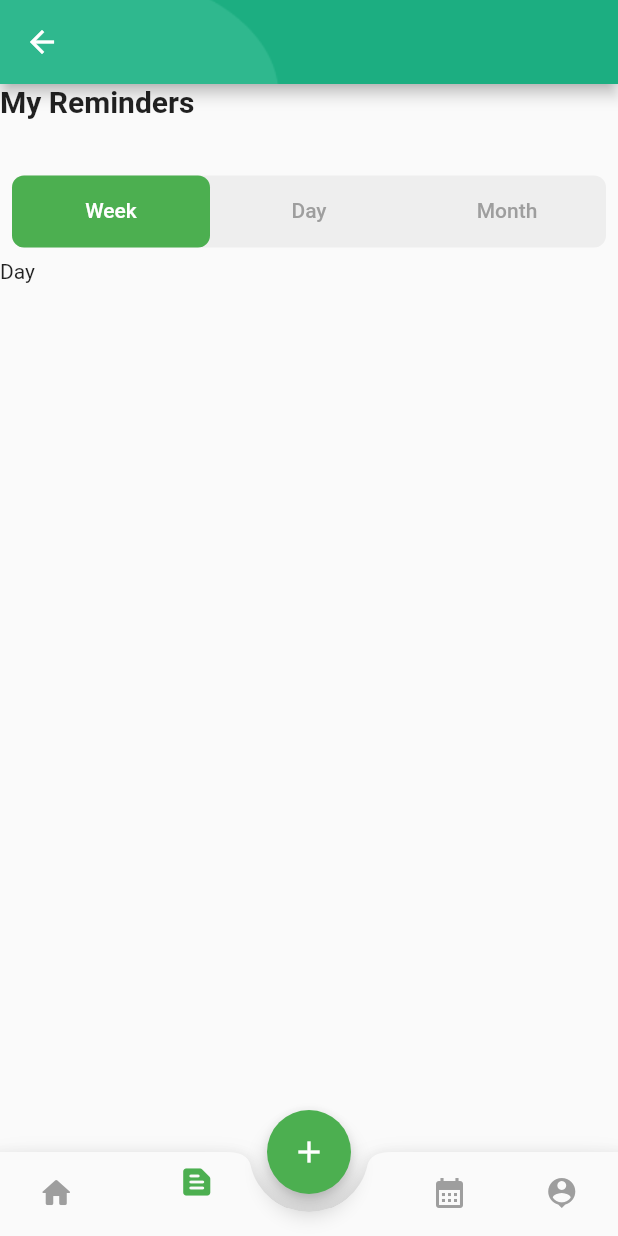
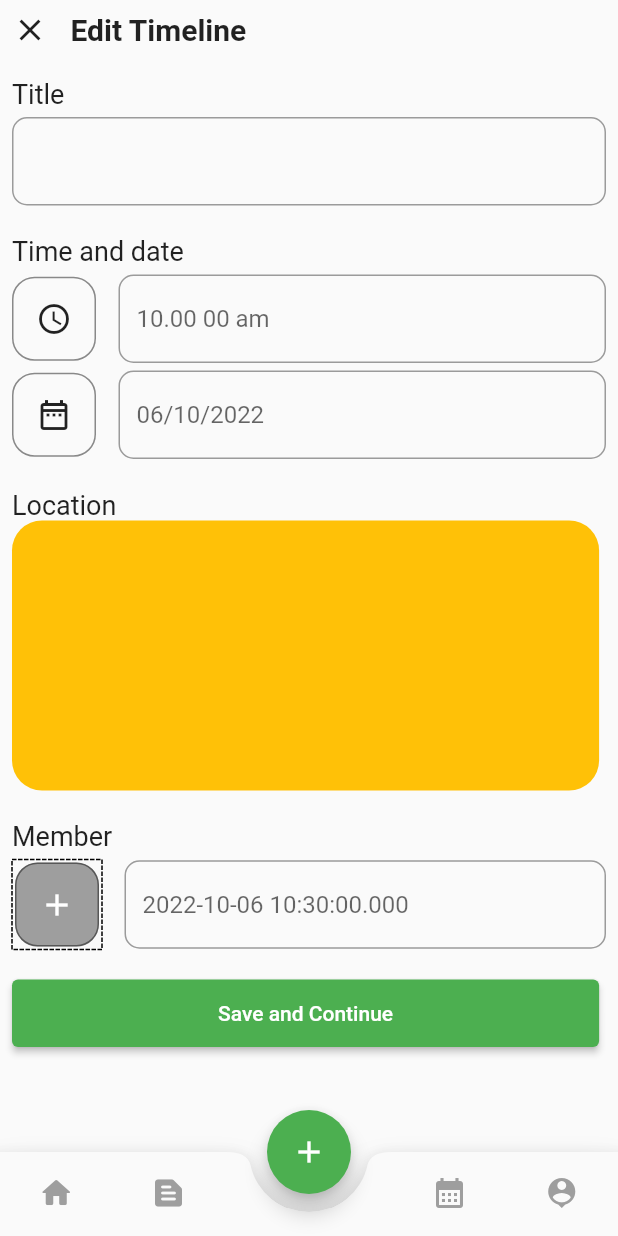
Before and after one commit to bininebro/flutter_reminder, a Flutter app: the Mainpage screen opened directly, item 2 of the bottom bar chosen, after a tap on the "add" icon, on a phone screen of 412 x 824 dp. Run offline on Flutter 3.47's test engine with Material 2 defaults, Android fonts, the light colour scheme and no system bars; drawn by our look-alikes of dotted_border; our stand-ins replace charts_flutter, get, shared_preferences; accounts and stored records are empty.

Commit message:
Reminder add page added

```diff
--- /dev/null
+++ b/lib/pages/create_reminder_page.dart
@@ -0,0 +1,174 @@
+import 'package:dotted_border/dotted_border.dart';
+import 'package:flutter/material.dart';
+import 'package:flutter/services.dart';
+import 'package:intl/intl.dart';
+
+class CreateReminderPage extends StatefulWidget {
+  const CreateReminderPage({Key? key}) : super(key: key);
+
+  @override
+  State<CreateReminderPage> createState() => _CreateReminderPageState();
+}
+
+class _CreateReminderPageState extends State<CreateReminderPage> {
+  @override
+  Widget build(BuildContext context) {
+    var width = MediaQuery.of(context).size.width * .95;
+    var today = DateTime.now();
+    final dateTimeFormat = DateFormat('dd/MM/yyyy');
+    var datehint = dateTimeFormat.format(today);
+    return SafeArea(
+      child: Scaffold(
+        body: SingleChildScrollView(
+          child: Padding(
+            padding: const EdgeInsets.all(8.0),
+            child: Column(
+              crossAxisAlignment: CrossAxisAlignment.start,
+              children: [
+                Row(
+                  children: [
+                    const Icon(Icons.close),
+                    const SizedBox(width: 15),
+                    const Text(
+                      'Edit Timeline',
+                      style:
+                          TextStyle(fontWeight: FontWeight.bold, fontSize: 20),
+                    ),
+                  ],
+                ),
+                const SizedBox(height: 20),
+                const Text(
+                  'Title',
+                  style: TextStyle(
+                    fontSize: 18,
+                    color: Colors.black87,
+                  ),
+                ),
+                const SizedBox(height: 5),
+                TextField(
+                  decoration: InputDecoration(
+                      border: OutlineInputBorder(
+                          borderRadius: BorderRadius.circular(10))),
+                ),
+                const SizedBox(height: 20),
+                const Text(
+                  'Time and date',
+                  style: TextStyle(
+                    fontSize: 18,
+                    color: Colors.black87,
+                  ),
+                ),
+                const SizedBox(height: 5),
+                Row(
+                  children: [
+                    Container(
+                        padding: const EdgeInsets.all(15),
+                        decoration: BoxDecoration(
+                            border: Border.all(color: Colors.black45),
+                            borderRadius: BorderRadius.circular(15)),
+                        child: const Icon(Icons.access_time_outlined)),
+                    const SizedBox(width: 15),
+                    Flexible(
+                      child: TextField(
+                        decoration: InputDecoration(
+                            hintText: '10.00 00 am',
+                            border: OutlineInputBorder(
+                                borderRadius: BorderRadius.circular(10))),
+                      ),
+                    ),
+                  ],
+                ),
+                const SizedBox(height: 5),
+                Row(
+                  children: [
+                    Container(
+                        padding: const EdgeInsets.all(15),
+                        decoration: BoxDecoration(
+                            border: Border.all(color: Colors.black45),
+                            borderRadius: BorderRadius.circular(15)),
+                        child: const Icon(Icons.date_range_outlined)),
+                    const SizedBox(width: 15),
+                    Flexible(
+                      child: TextField(
+                        decoration: InputDecoration(
+                            hintText: datehint,
+                            border: OutlineInputBorder(
+                                borderRadius: BorderRadius.circular(10))),
+                      ),
+                    ),
+                  ],
+                ),
+                const SizedBox(height: 20),
+                const Text(
+                  'Location',
+                  style: TextStyle(
+                    fontSize: 18,
+                    color: Colors.black87,
+                  ),
+                ),
+                Container(
+                  width: width,
+                  height: 180,
+                  decoration: BoxDecoration(
+                    color: Colors.amber,
+                    borderRadius: BorderRadius.circular(20),
+                  ),
+                ),
+                const SizedBox(height: 20),
+                const Text(
+                  'Member',
+                  style: TextStyle(
+                    fontSize: 18,
+                    color: Colors.black87,
+                  ),
+                ),
+                const SizedBox(height: 5),
+                Row(
+                  children: [
+                    DottedBorder(
+                      radius: Radius.circular(20),
+                      color: Colors.black,
+                      strokeWidth: 1,
+                      child: Container(
+                        padding: const EdgeInsets.all(15),
+                        decoration: BoxDecoration(
+                            color: Colors.grey,
+                            border: Border.all(color: Colors.black45),
+                            borderRadius: BorderRadius.circular(15)),
+                        child: const Icon(
+                          Icons.add,
+                          color: Colors.white,
+                        ),
+                      ),
+                    ),
+                    const SizedBox(width: 15),
+                    Flexible(
+                      child: TextField(
+                        decoration: InputDecoration(
+                            hintText: DateTime.now().toString(),
+                            border: OutlineInputBorder(
+                                borderRadius: BorderRadius.circular(10))),
+                      ),
+                    ),
+                  ],
+                ),
+                const SizedBox(height: 20),
+                SizedBox(
+                  width: width,
+                  height: 45,
+                  child: ElevatedButton(
+                      onPressed: () {},
+                      style: ElevatedButton.styleFrom(
+                        primary: Colors.green,
+                        onPrimary: Colors.white,
+                      ),
+                      child: const Text('Save and Continue')),
+                )
+              ],
+            ),
+          ),
+        ),
+      ),
+    );
+  }
+}
--- a/lib/pages/main_page.dart
+++ b/lib/pages/main_page.dart
@@ -1,6 +1,8 @@
 import 'package:flutter/material.dart';
 import 'package:reminder_new/pages/my_reminders.dart';
 import 'package:reminder_new/pages/statics_page.dart';
+
+import 'create_reminder_page.dart';
 
 class Mainpage extends StatefulWidget {
   const Mainpage({Key? key}) : super(key: key);
@@ -14,7 +16,7 @@ class _MainpageState extends State<Mainpage> {
   var pages = [
     StaticsPage(),
     MyReminders(),
-    StaticsPage(),
+    CreateReminderPage(),
     StaticsPage(),
     StaticsPage(),
   ];
@@ -32,7 +34,12 @@ class _MainpageState extends State<Mainpage> {
             Icons.add,
           ),
           backgroundColor: Colors.green,
-          onPressed: () {},
+          onPressed: () {
+            setState(() {
+              currentIndex = 2;
+              currentPage = pages[2];
+            });
+          },
         ),
       ),
       bottomNavigationBar: BottomAppBar(
--- a/lib/pages/my_reminders.dart
+++ b/lib/pages/my_reminders.dart
@@ -22,7 +22,8 @@ class _MyRemindersState extends State<MyReminders> {
           ),
           fit: BoxFit.cover,
         )),
-        body: Column(
+        body: SingleChildScrollView(
+          child: Column(
             mainAxisAlignment: MainAxisAlignment.start,
             crossAxisAlignment: CrossAxisAlignment.start,
             children: <Widget>[
@@ -46,7 +47,11 @@ class _MyRemindersState extends State<MyReminders> {
                         indicator: BoxDecoration(
                             borderRadius: BorderRadius.circular(8.0),
                             color: Colors.green),
-                      tabs: const [Text('Week'), Text('Day'), Text('Month')])),
+                        tabs: const [
+                          Text('Week'),
+                          Text('Day'),
+                          Text('Month')
+                        ])),
               ),
               SizedBox(
                 height: size.height * .7,
@@ -57,6 +62,7 @@ class _MyRemindersState extends State<MyReminders> {
             ],
           ),
         ),
+      ),
     );
   }
 }
--- a/lib/pages/statics_page.dart
+++ b/lib/pages/statics_page.dart
@@ -22,7 +22,10 @@ class StaticsPage extends StatelessWidget {
                   SizedBox(
                     height: size.height * .25,
                     child: ClipRRect(
-                      borderRadius: BorderRadius.circular(20),
+                      borderRadius: const BorderRadius.only(
+                        bottomLeft: Radius.circular(20.0),
+                        bottomRight: Radius.circular(20.0),
+                      ),
                       child: Image.asset(
                         'assets/header.png',
                         fit: BoxFit.fitHeight,
--- a/pubspec.yaml
+++ b/pubspec.yaml
@@ -37,6 +37,8 @@ dependencies:
   shared_preferences: ^2.0.15
   get: ^4.6.5
   charts_flutter: ^0.12.0
+  intl: ^0.17.0
+  dotted_border: ^2.0.0+2
 dev_dependencies:
   flutter_test:
     sdk: flutter
```
Also changed, not shown: pubspec.lock. Lines whose indentation alone changed are shown as unchanged.
